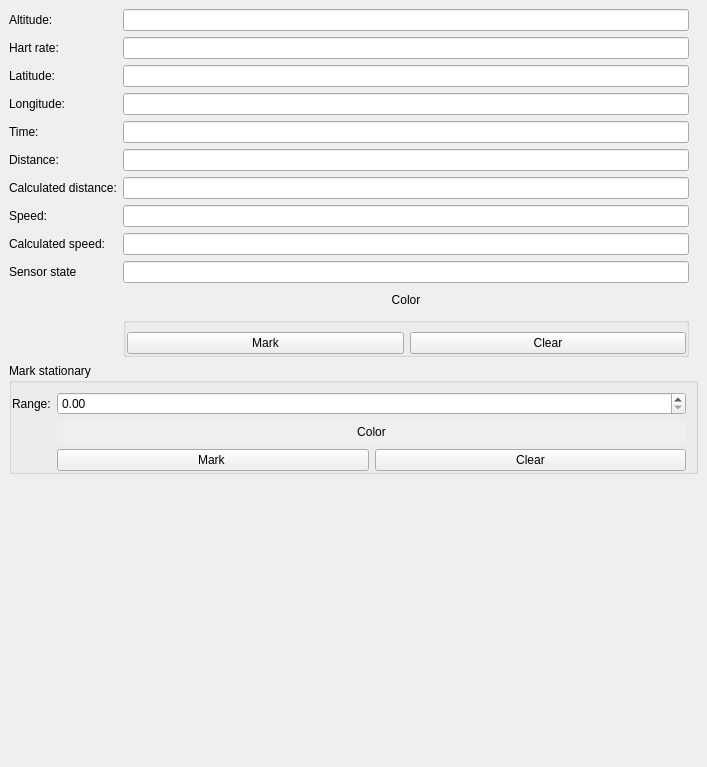
Above: gui/marking_dock.ui from SergiuToporjinschi/GPSTrackEditor before the change. Below: the same form after it.
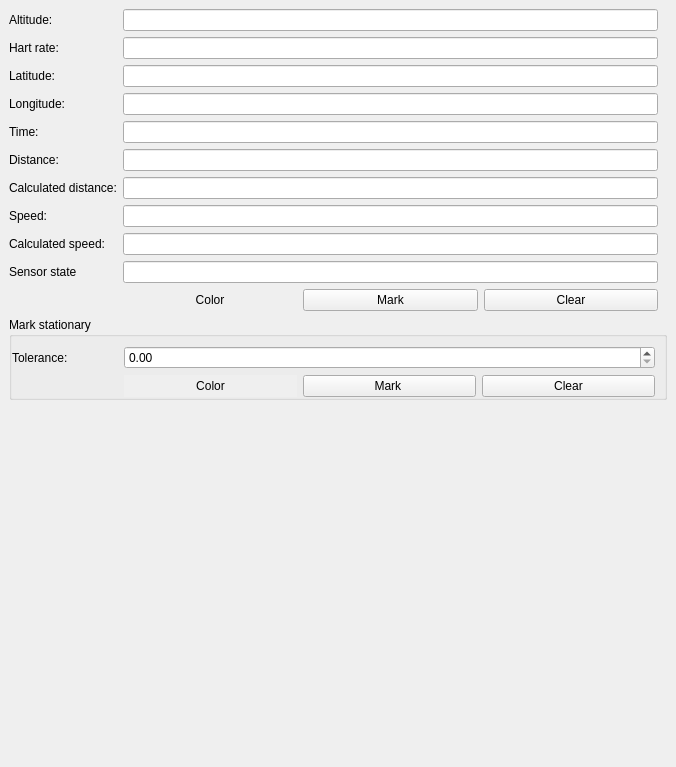
That is the form after the change.

```diff
--- a/gui/marking_dock.ui
+++ b/gui/marking_dock.ui
@@ -6,7 +6,7 @@
    <rect>
     <x>0</x>
     <y>0</y>
-    <width>707</width>
+    <width>676</width>
     <height>767</height>
    </rect>
   </property>
@@ -34,7 +34,7 @@
         <rect>
          <x>0</x>
          <y>0</y>
-         <width>689</width>
+         <width>658</width>
          <height>725</height>
         </rect>
        </property>
@@ -172,30 +172,30 @@
            <item row="9" column="1">
             <widget class="QLineEdit" name="editFindBySensorState"/>
            </item>
-           <item row="11" column="1">
-            <widget class="QGroupBox" name="groupBoxFilterButtons_2">
-             <property name="title">
-              <string/>
-             </property>
-             <property name="alignment">
-              <set>Qt::AlignLeading|Qt::AlignLeft|Qt::AlignVCenter</set>
-             </property>
-             <property name="flat">
-              <bool>true</bool>
-             </property>
-             <layout class="QHBoxLayout" name="horizontalLayout">
+           <item row="10" column="1">
+            <layout class="QHBoxLayout" name="horizontalLayout_3">
               <property name="leftMargin">
-               <number>1</number>
+              <number>0</number>
               </property>
               <property name="topMargin">
-               <number>9</number>
-              </property>
-              <property name="rightMargin">
                <number>0</number>
               </property>
-              <property name="bottomMargin">
-               <number>0</number>
-              </property>
+             <item>
+              <widget class="QPushButton" name="pushCustomMarkSelColor">
+               <property name="focusPolicy">
+                <enum>Qt::NoFocus</enum>
+               </property>
+               <property name="autoFillBackground">
+                <bool>true</bool>
+               </property>
+               <property name="text">
+                <string>Color</string>
+               </property>
+               <property name="flat">
+                <bool>true</bool>
+               </property>
+              </widget>
+             </item>
               <item>
                <widget class="QPushButton" name="pushCustomMark">
                 <property name="text">
@@ -211,23 +211,6 @@
                </widget>
               </item>
              </layout>
-            </widget>
-           </item>
-           <item row="10" column="1">
-            <widget class="QPushButton" name="pushCustomMarkSelColor">
-             <property name="focusPolicy">
-              <enum>Qt::NoFocus</enum>
-             </property>
-             <property name="autoFillBackground">
-              <bool>true</bool>
-             </property>
-             <property name="text">
-              <string>Color</string>
-             </property>
-             <property name="flat">
-              <bool>true</bool>
-             </property>
-            </widget>
            </item>
           </layout>
          </widget>
@@ -261,29 +244,19 @@
                <verstretch>0</verstretch>
               </sizepolicy>
              </property>
+             <property name="minimumSize">
+              <size>
+               <width>106</width>
+               <height>0</height>
+              </size>
+             </property>
              <property name="text">
-              <string>Range:</string>
+              <string>Tolerance:</string>
              </property>
             </widget>
            </item>
            <item row="0" column="1">
-            <widget class="QDoubleSpinBox" name="spinBoxMarkStatSelectRange"/>
-           </item>
-           <item row="1" column="1">
-            <widget class="QPushButton" name="pushStatMarkSelColor">
-             <property name="focusPolicy">
-              <enum>Qt::NoFocus</enum>
-             </property>
-             <property name="autoFillBackground">
-              <bool>true</bool>
-             </property>
-             <property name="text">
-              <string>Color</string>
-             </property>
-             <property name="flat">
-              <bool>true</bool>
-             </property>
-            </widget>
+            <widget class="QDoubleSpinBox" name="spinBoxMarkStatTolerance"/>
            </item>
            <item row="2" column="1">
             <layout class="QHBoxLayout" name="horizontalLayout_2">
@@ -293,6 +266,22 @@
              <property name="topMargin">
               <number>0</number>
              </property>
+             <item>
+              <widget class="QPushButton" name="pushStatMarkSelColor">
+               <property name="focusPolicy">
+                <enum>Qt::NoFocus</enum>
+               </property>
+               <property name="autoFillBackground">
+                <bool>true</bool>
+               </property>
+               <property name="text">
+                <string>Color</string>
+               </property>
+               <property name="flat">
+                <bool>true</bool>
+               </property>
+              </widget>
+             </item>
              <item>
               <widget class="QPushButton" name="pushStatMark">
                <property name="text">
```
Left out of the diff: 18 changed lines with no effect on the pictures. Lines whose indentation alone changed are shown as unchanged.
